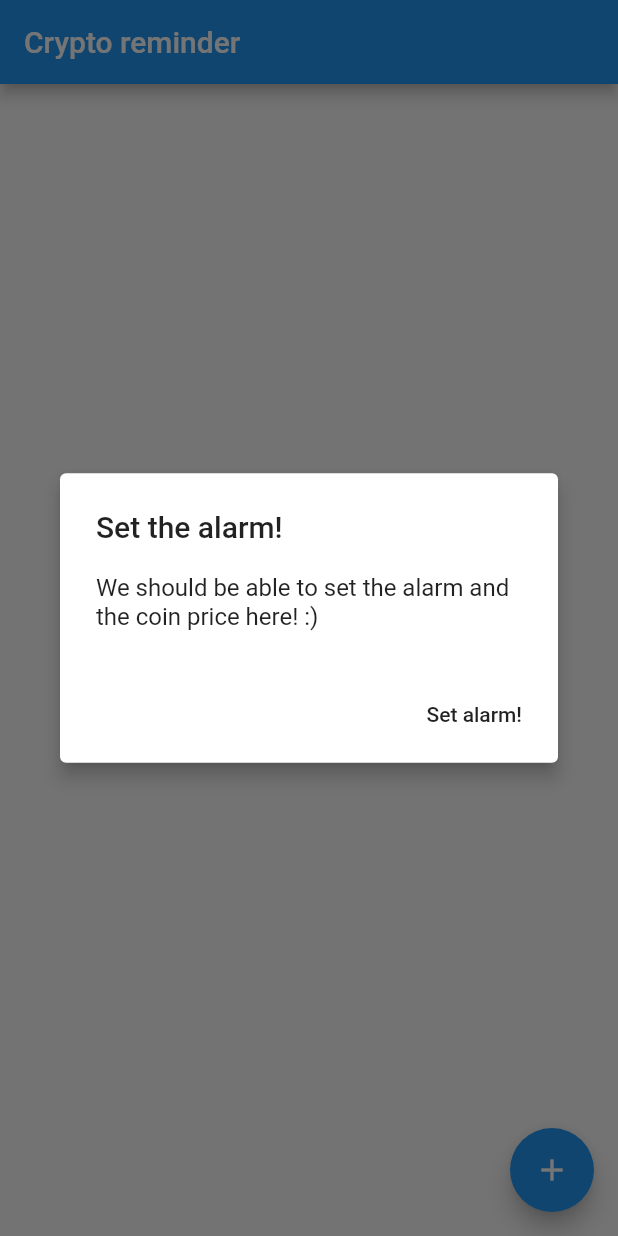
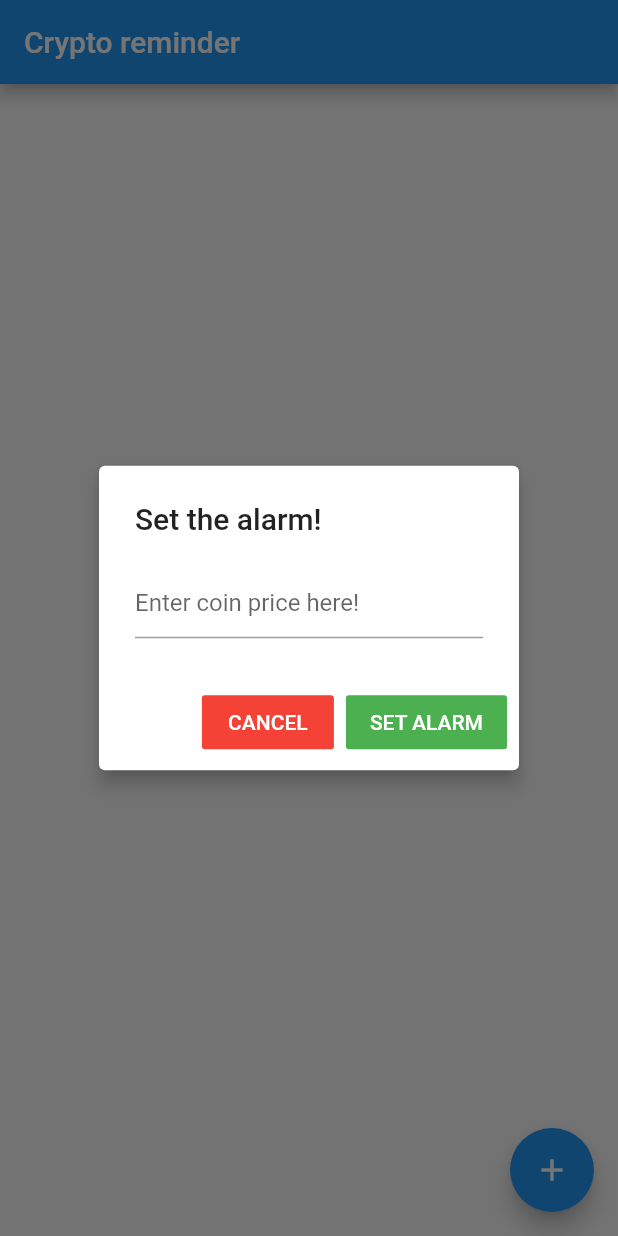
Before and after one commit to mkloar/crypto-reminder, a Flutter app: the screen it shows after launch, after a tap on the "add" icon, on a phone screen of 412 x 824 dp. Run offline on Flutter 3.47's test engine with Material 2 defaults, Android fonts, the phone set to English and light mode, and no system bars.

Commit message:
Implement TextField in the popup

```diff
--- a/lib/main.dart
+++ b/lib/main.dart
@@ -46,21 +46,43 @@ class MyHomePage extends StatefulWidget {
 }
 
 class _MyHomePageState extends State<MyHomePage> {
+  TextEditingController _textFieldController = TextEditingController();
+  String editTextValue = "";
+
   void _showAlarmPopup(BuildContext context) {
+    //Create confirm button
     Widget setButton = FlatButton(
-        child: Text("Set alarm!"),
+        child: Text("SET ALARM"),
         onPressed: () {
-          Navigator.of(context).pop();
-        });
+          Navigator.pop(context);
+          setState(() {
+            editTextValue = _textFieldController.text;
+          });
+          _textFieldController.text = "";
+        },
+        color: Colors.green,
+        textColor: Colors.white);
+
+    //Create cancel button
+    Widget cancelButton = FlatButton(
+        child: Text("CANCEL"),
+        onPressed: () {
+          Navigator.pop(context);
+          _textFieldController.text = "";
+        },
+        color: Colors.red,
+        textColor: Colors.white);
+
     showDialog(
         context: context,
         builder: (BuildContext context) {
           return AlertDialog(
             title: Text("Set the alarm!"),
-            content: Text("We should be able to set the alarm and the coin price here! :)"),
-            actions: [
-              setButton,
-            ],
+            content: TextField(
+              controller: _textFieldController,
+              decoration: InputDecoration(hintText: "Enter coin price here!"),
+            ),
+            actions: [cancelButton, setButton],
             elevation: 5,
           );
         });
@@ -110,9 +132,7 @@ class _MyHomePageState extends State<MyHomePage> {
           // horizontal).
           mainAxisAlignment: MainAxisAlignment.center,
           children: <Widget>[
-            Text(
-              'No alarms set yet!',
-            ),
+            (editTextValue != "") ? Text("Alarm set! Alarm will go off when price is: $editTextValue") : Text("No alarms set yet!")
           ],
         ),
       ),
```
